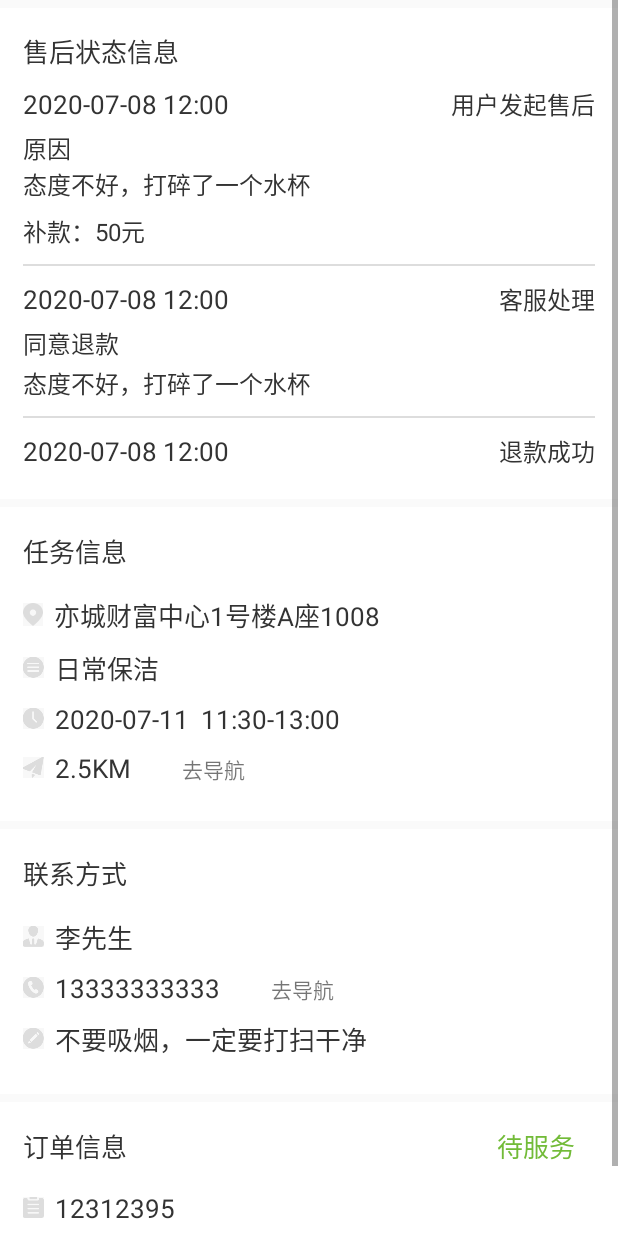
After one commit to Liyl520hub/dream, an Android app: the layout activity_task_details.xml on its own in the app's theme, with its tools: preview values and no code run, on a phone screen of 412 x 824 dp. The commit adds this screen. Run offline under Robolectric (Android 15) with nearby library versions, the phone set to English and light mode, and no system bars.

Commit message:
任务详情小模块ui完成

```diff
--- a/app/src/main/AndroidManifest.xml
+++ b/app/src/main/AndroidManifest.xml
@@ -40,6 +40,7 @@
         <activity android:name=".ui.login.activity.ResetPasswordActivity" />
         <activity android:name=".ui.login.activity.MobileVerificationActivity" />
         <activity android:name=".utils.H5Activity" />
+        <activity android:name=".ui.main.activity.TaskDetailsActivity" />
     </application>
 
 </manifest>
--- /dev/null
+++ b/app/src/main/java/com/dream/cleaner/ui/main/activity/TaskDetailsActivity.java
@@ -0,0 +1,45 @@
+package com.dream.cleaner.ui.main.activity;
+
+import android.os.Bundle;
+
+import androidx.annotation.Nullable;
+
+import com.dream.cleaner.R;
+import com.dream.common.base.BaseActivity;
+import com.dream.common.callback.MyToolbar;
+import com.dream.common.widget.ToolbarBackTitle;
+
+/**
+ * author : liyl
+ * date   : 2020/8/20
+ * desc   : 任务详情
+ * type
+ * 0 新任务---》 任务信息 联系方式 订单信息  底部按钮为接单
+ * 1 待服务---》 任务信息 联系方式（增加拨打电话） 订单信息（增加待服务状态） 底部按钮为出发
+ * 2 上门中---》 任务信息 联系方式（增加拨打电话） 订单信息（增加上门中状态） 底部按钮为确认到达--》点击到达后变为扫前准备--》点击跳转
+ * 3 服务中---》 任务信息 联系方式（增加拨打电话） 订单信息（增加服务中状态） 底部按钮为完成服务--》点击后跳转
+ * 4 售后单---》 售后状态信息 任务信息 联系方式（增加拨打电话） 订单信息（增加售后中状态）补退款 扫前准备 扫后记录 没有底部按钮
+ *
+ * @author liyl
+ */
+public class TaskDetailsActivity extends BaseActivity {
+    @Override
+    protected int getLayoutId() {
+        return R.layout.activity_task_details;
+    }
+
+    @Override
+    public void initPresenter() {
+
+    }
+
+    @Override
+    protected MyToolbar getMyToolbar() {
+        return new ToolbarBackTitle(this, "任务详情");
+    }
+
+    @Override
+    protected void initView(@Nullable Bundle savedInstanceState) {
+
+    }
+}
--- a/app/src/main/java/com/dream/cleaner/ui/main/fragment/WorkOrderTabFragment.java
+++ b/app/src/main/java/com/dream/cleaner/ui/main/fragment/WorkOrderTabFragment.java
@@ -16,8 +16,10 @@ import com.chad.library.adapter.base.listener.OnItemClickListener;
 import com.dream.cleaner.R;
 import com.dream.cleaner.beans.workorder.PopWorkOrderBean;
 import com.dream.cleaner.beans.workorder.WorkOrderTabBean;
+import com.dream.cleaner.ui.main.activity.TaskDetailsActivity;
 import com.dream.cleaner.ui.main.adapter.WorkOrderTabFragmentAdapter;
 import com.dream.cleaner.utils.ShapeUtils;
+import com.dream.cleaner.utils.UiUtil;
 import com.dream.cleaner.widget.pop.PopTip;
 import com.dream.cleaner.widget.pop.PopWorkOrder;
 import com.dream.common.base.BaseFragment;
@@ -77,16 +79,27 @@ public class WorkOrderTabFragment extends BaseFragment {
             @Override
             public void onItemClick(@NonNull BaseQuickAdapter<?, ?> adapter, @NonNull View view, int position) {
                 popTip = new PopTip.Builder()
-                        .setType(1)
+                        .setType(2)
                         .setMsg(
-                                "您还未达到用户指定地址" +
-                                "请您尽快到达，才能继续操作")
+                                "接单确认")
                         .setSubmitClickListener(new View.OnClickListener() {
                             @Override
                             public void onClick(View v) {
                                 popTip.dismiss();
                             }
-                        }).build(getActivity());
+                        }).setCancelClickListener(new View.OnClickListener() {
+                            @Override
+                            public void onClick(View v) {
+                                popTip.dismiss();
+                            }
+                        })
+                        .setYesClickListener(new View.OnClickListener() {
+                            @Override
+                            public void onClick(View v) {
+                                UiUtil.openActivity(getActivity(), TaskDetailsActivity.class);
+                            }
+                        })
+                        .build(getActivity());
                 popTip.showPopupWindow();
 
             }
--- /dev/null
+++ b/app/src/main/res/layout/activity_task_details.xml
@@ -0,0 +1,21 @@
+<?xml version="1.0" encoding="utf-8"?>
+<ScrollView xmlns:android="http://schemas.android.com/apk/res/android"
+    android:layout_width="match_parent"
+    android:layout_height="match_parent"
+    android:orientation="vertical">
+
+    <LinearLayout
+        android:layout_width="match_parent"
+        android:layout_height="wrap_content"
+        android:orientation="vertical">
+
+        <include layout="@layout/include_after_sale_info" />
+
+        <include layout="@layout/include_task_info" />
+
+        <include layout="@layout/include_contact_information" />
+
+        <include layout="@layout/include_order_info" />
+    </LinearLayout>
+
+</ScrollView>
--- /dev/null
+++ b/app/src/main/res/layout/include_after_sale_info.xml
@@ -0,0 +1,173 @@
+<?xml version="1.0" encoding="utf-8"?>
+<androidx.constraintlayout.widget.ConstraintLayout xmlns:android="http://schemas.android.com/apk/res/android"
+    xmlns:app="http://schemas.android.com/apk/res-auto"
+    android:layout_width="match_parent"
+    android:layout_height="wrap_content"
+    android:layout_marginTop="5dp"
+    android:background="@color/white"
+    android:paddingBottom="20dp">
+    <!--售后状态信息-->
+
+
+    <TextView
+        android:id="@+id/tv_after_sate_title"
+        android:layout_width="match_parent"
+        android:layout_height="wrap_content"
+        android:paddingLeft="15dp"
+        android:paddingTop="15dp"
+        android:text="售后状态信息"
+        android:textColor="@color/color_333333"
+        android:textSize="17sp"
+        app:layout_constraintTop_toTopOf="parent" />
+
+    <TextView
+        android:id="@+id/tv_after_sate_time"
+        android:layout_width="wrap_content"
+        android:layout_height="wrap_content"
+        android:paddingLeft="15dp"
+        android:paddingTop="10dp"
+        android:text="2020-07-08 12:00"
+        android:textColor="@color/color_333333"
+        android:textSize="17sp"
+        app:layout_constraintLeft_toLeftOf="parent"
+        app:layout_constraintTop_toBottomOf="@+id/tv_after_sate_title" />
+
+    <TextView
+        android:layout_width="wrap_content"
+        android:layout_height="wrap_content"
+        android:paddingRight="15dp"
+        android:text="用户发起售后"
+        android:textColor="@color/color_333333"
+        android:textSize="16sp"
+        app:layout_constraintBaseline_toBaselineOf="@+id/tv_after_sate_time"
+        app:layout_constraintRight_toRightOf="parent" />
+
+    <TextView
+        android:id="@+id/tv_after_sate_reason_title"
+        android:layout_width="wrap_content"
+        android:layout_height="wrap_content"
+        android:paddingLeft="15dp"
+        android:paddingTop="5dp"
+        android:text="原因"
+        android:textColor="@color/color_333333"
+        android:textSize="16sp"
+        app:layout_constraintLeft_toLeftOf="parent"
+        app:layout_constraintTop_toBottomOf="@+id/tv_after_sate_time" />
+
+    <TextView
+        android:id="@+id/tv_after_sate_reason"
+        android:layout_width="match_parent"
+        android:layout_height="wrap_content"
+        android:paddingLeft="15dp"
+        android:paddingRight="15dp"
+        android:text="态度不好，打碎了一个水杯"
+        android:textColor="@color/color_333333"
+        android:textSize="16sp"
+        app:layout_constraintLeft_toLeftOf="parent"
+        app:layout_constraintTop_toBottomOf="@+id/tv_after_sate_reason_title" />
+
+    <TextView
+        android:id="@+id/tv_after_sate_supplement"
+        android:layout_width="match_parent"
+        android:layout_height="wrap_content"
+        android:paddingLeft="15dp"
+        android:paddingTop="7.5dp"
+        android:paddingRight="15dp"
+        android:text="补款：50元"
+        android:textColor="@color/color_333333"
+        android:textSize="16sp"
+        app:layout_constraintLeft_toLeftOf="parent"
+        app:layout_constraintTop_toBottomOf="@+id/tv_after_sate_reason" />
+
+    <TextView
+        android:id="@+id/tv_after_sate_line"
+        android:layout_width="match_parent"
+        android:layout_height="1dp"
+        android:layout_marginLeft="15dp"
+        android:layout_marginTop="10dp"
+        android:layout_marginRight="15dp"
+        android:background="@color/color_dddddd"
+        app:layout_constraintTop_toBottomOf="@+id/tv_after_sate_supplement" />
+
+
+    <TextView
+        android:id="@+id/tv_after_sate_time_2"
+        android:layout_width="wrap_content"
+        android:layout_height="wrap_content"
+        android:paddingLeft="15dp"
+        android:paddingTop="10dp"
+        android:text="2020-07-08 12:00"
+        android:textColor="@color/color_333333"
+        android:textSize="17sp"
+        app:layout_constraintLeft_toLeftOf="parent"
+        app:layout_constraintTop_toBottomOf="@+id/tv_after_sate_line" />
+
+    <TextView
+        android:layout_width="wrap_content"
+        android:layout_height="wrap_content"
+        android:paddingRight="15dp"
+        android:text="客服处理"
+        android:textColor="@color/color_333333"
+        android:textSize="16sp"
+        app:layout_constraintBaseline_toBaselineOf="@+id/tv_after_sate_time_2"
+        app:layout_constraintRight_toRightOf="parent" />
+
+    <TextView
+        android:id="@+id/tv_after_sate_agree"
+        android:layout_width="wrap_content"
+        android:layout_height="wrap_content"
+        android:paddingLeft="15dp"
+        android:paddingTop="5dp"
+        android:text="同意退款"
+        android:textColor="@color/color_333333"
+        android:textSize="16sp"
+        app:layout_constraintLeft_toLeftOf="parent"
+        app:layout_constraintTop_toBottomOf="@+id/tv_after_sate_time_2" />
+
+    <TextView
+        android:id="@+id/tv_after_sate_explain"
+        android:layout_width="match_parent"
+        android:layout_height="wrap_content"
+        android:layout_marginTop="2.5dp"
+        android:paddingLeft="15dp"
+        android:paddingRight="15dp"
+        android:text="态度不好，打碎了一个水杯"
+        android:textColor="@color/color_333333"
+        android:textSize="16sp"
+        app:layout_constraintLeft_toLeftOf="parent"
+        app:layout_constraintTop_toBottomOf="@+id/tv_after_sate_agree" />
+
+    <TextView
+        android:id="@+id/tv_after_sate_line_2"
+        android:layout_width="match_parent"
+        android:layout_height="1dp"
+        android:layout_marginLeft="15dp"
+        android:layout_marginTop="10dp"
+        android:layout_marginRight="15dp"
+        android:background="@color/color_dddddd"
+        app:layout_constraintTop_toBottomOf="@+id/tv_after_sate_explain" />
+
+
+    <TextView
+        android:id="@+id/tv_after_sate_time_3"
+        android:layout_width="wrap_content"
+        android:layout_height="wrap_content"
+        android:paddingLeft="15dp"
+        android:paddingTop="10dp"
+        android:text="2020-07-08 12:00"
+        android:textColor="@color/color_333333"
+        android:textSize="17sp"
+        app:layout_constraintLeft_toLeftOf="parent"
+        app:layout_constraintTop_toBottomOf="@+id/tv_after_sate_line_2" />
+
+    <TextView
+        android:layout_width="wrap_content"
+        android:layout_height="wrap_content"
+        android:paddingRight="15dp"
+        android:text="退款成功"
+        android:textColor="@color/color_333333"
+        android:textSize="16sp"
+        app:layout_constraintBaseline_toBaselineOf="@+id/tv_after_sate_time_3"
+        app:layout_constraintRight_toRightOf="parent" />
+
+</androidx.constraintlayout.widget.ConstraintLayout>
--- /dev/null
+++ b/app/src/main/res/layout/include_contact_information.xml
@@ -0,0 +1,83 @@
+<?xml version="1.0" encoding="utf-8"?>
+<androidx.constraintlayout.widget.ConstraintLayout xmlns:android="http://schemas.android.com/apk/res/android"
+    xmlns:app="http://schemas.android.com/apk/res-auto"
+    android:layout_width="match_parent"
+    android:layout_height="wrap_content"
+    android:background="@color/white"
+    android:layout_marginTop="5dp"
+    android:paddingBottom="20dp">
+    <!--联系方式-->
+
+    <TextView
+        android:id="@+id/tv_contact_information_title"
+        android:layout_width="match_parent"
+        android:layout_height="wrap_content"
+        android:paddingLeft="15dp"
+        android:paddingTop="16dp"
+        android:text="联系方式"
+        android:textColor="@color/color_333333"
+        android:textSize="17sp"
+        app:layout_constraintTop_toTopOf="parent" />
+
+    <TextView
+        android:id="@+id/tv_contact_information_name"
+        android:layout_width="match_parent"
+        android:layout_height="wrap_content"
+        android:drawableLeft="@mipmap/icon_lxfs_head"
+        android:drawablePadding="7dp"
+        android:paddingLeft="15dp"
+        android:paddingTop="16dp"
+        android:paddingRight="15dp"
+        android:paddingBottom="3dp"
+        android:text="李先生"
+        android:textColor="@color/color_333333"
+        android:textSize="17sp"
+        app:layout_constraintTop_toBottomOf="@+id/tv_contact_information_title" />
+
+    <TextView
+        android:id="@+id/tv_contact_information_mobile"
+        android:layout_width="wrap_content"
+        android:layout_height="wrap_content"
+        android:drawableLeft="@mipmap/icon_lxfs_mobile"
+        android:drawablePadding="7dp"
+        android:paddingLeft="15dp"
+        android:paddingTop="5.5dp"
+        android:paddingRight="15dp"
+        android:paddingBottom="3dp"
+        android:text="13333333333"
+        android:textColor="@color/color_333333"
+        android:textSize="17sp"
+        app:layout_constraintLeft_toLeftOf="parent"
+        app:layout_constraintTop_toBottomOf="@+id/tv_contact_information_name" />
+
+
+    <TextView
+        android:id="@+id/tv_contact_information_call_mobile"
+        android:layout_width="wrap_content"
+        android:layout_height="wrap_content"
+        android:layout_marginLeft="5.5dp"
+        android:paddingLeft="13.5dp"
+        android:paddingTop="2.5dp"
+        android:paddingRight="13.5dp"
+        android:paddingBottom="2.5dp"
+        android:text="去导航"
+        app:layout_constraintBaseline_toBaselineOf="@+id/tv_contact_information_mobile"
+        app:layout_constraintLeft_toRightOf="@+id/tv_contact_information_mobile" />
+
+    <TextView
+        android:id="@+id/tv_contact_information_bei_zhu"
+        android:layout_width="match_parent"
+        android:layout_height="wrap_content"
+        android:drawableLeft="@mipmap/icon_lxfs_bei_zhu"
+        android:drawablePadding="7dp"
+        android:paddingLeft="15dp"
+        android:paddingTop="5.5dp"
+        android:paddingRight="15dp"
+        android:paddingBottom="3dp"
+        android:text="不要吸烟，一定要打扫干净"
+        android:textColor="@color/color_333333"
+        android:textSize="17sp"
+        app:layout_constraintTop_toBottomOf="@+id/tv_contact_information_mobile" />
+
+
+</androidx.constraintlayout.widget.ConstraintLayout>
--- /dev/null
+++ b/app/src/main/res/layout/include_order_info.xml
@@ -0,0 +1,72 @@
+<?xml version="1.0" encoding="utf-8"?>
+<androidx.constraintlayout.widget.ConstraintLayout xmlns:android="http://schemas.android.com/apk/res/android"
+    xmlns:app="http://schemas.android.com/apk/res-auto"
+    android:layout_marginTop="5dp"
+    android:paddingBottom="20dp"
+    android:background="@color/white"
+    android:layout_width="match_parent"
+    android:layout_height="wrap_content">
+    <!--订单信息-->
+
+    <TextView
+        android:id="@+id/tv_order_info_title"
+        android:layout_width="wrap_content"
+        android:layout_height="wrap_content"
+        android:paddingLeft="15dp"
+        android:paddingTop="16dp"
+        android:text="订单信息"
+        android:textColor="@color/color_333333"
+        android:textSize="17sp"
+        app:layout_constraintLeft_toLeftOf="parent"
+        app:layout_constraintTop_toTopOf="parent" />
+
+    <TextView
+        android:id="@+id/tv_order_info_call_mobile"
+        android:layout_width="wrap_content"
+        android:layout_height="wrap_content"
+        android:layout_marginLeft="5.5dp"
+        android:layout_marginRight="15dp"
+        android:paddingLeft="13.5dp"
+        android:paddingTop="2.5dp"
+        android:paddingRight="13.5dp"
+        android:paddingBottom="2.5dp"
+        android:text="待服务"
+        android:textColor="@color/color_72BB38"
+        android:textSize="17sp"
+        app:layout_constraintBaseline_toBaselineOf="@+id/tv_order_info_title"
+        app:layout_constraintRight_toRightOf="parent" />
+
+
+    <TextView
+        android:id="@+id/tv_order_info_name"
+        android:layout_width="match_parent"
+        android:layout_height="wrap_content"
+        android:drawableLeft="@mipmap/icon_order_code"
+        android:drawablePadding="7dp"
+        android:paddingLeft="15dp"
+        android:paddingTop="16dp"
+        android:paddingRight="15dp"
+        android:paddingBottom="3dp"
+        android:text="12312395"
+        android:textColor="@color/color_333333"
+        android:textSize="17sp"
+        app:layout_constraintTop_toBottomOf="@+id/tv_order_info_title" />
+
+
+    <TextView
+        android:id="@+id/tv_order_info_price"
+        android:layout_width="match_parent"
+        android:layout_height="wrap_content"
+        android:drawableLeft="@mipmap/icon_order_price"
+        android:drawablePadding="7dp"
+        android:paddingLeft="15dp"
+        android:paddingTop="5.5dp"
+        android:paddingRight="15dp"
+        android:paddingBottom="3dp"
+        android:text="200"
+        android:textColor="@color/color_333333"
+        android:textSize="17sp"
+        app:layout_constraintTop_toBottomOf="@+id/tv_order_info_name" />
+
+
+</androidx.constraintlayout.widget.ConstraintLayout>
--- /dev/null
+++ b/app/src/main/res/layout/include_prepare.xml
@@ -0,0 +1,9 @@
+<?xml version="1.0" encoding="utf-8"?>
+<androidx.constraintlayout.widget.ConstraintLayout xmlns:android="http://schemas.android.com/apk/res/android"
+    android:layout_marginTop="5dp"
+    android:paddingBottom="20dp"
+    android:background="@color/white"
+    android:layout_width="match_parent"
+    android:layout_height="match_parent">
+    <!--扫前准备&扫后记录-->
+</androidx.constraintlayout.widget.ConstraintLayout>
--- /dev/null
+++ b/app/src/main/res/layout/include_supplementary_refund.xml
@@ -0,0 +1,9 @@
+<?xml version="1.0" encoding="utf-8"?>
+<androidx.constraintlayout.widget.ConstraintLayout xmlns:android="http://schemas.android.com/apk/res/android"
+    android:layout_marginTop="5dp"
+    android:paddingBottom="20dp"
+    android:background="@color/white"
+    android:layout_width="match_parent"
+    android:layout_height="match_parent">
+    <!--补退款-->
+</androidx.constraintlayout.widget.ConstraintLayout>
--- /dev/null
+++ b/app/src/main/res/layout/include_task_info.xml
@@ -0,0 +1,95 @@
+<?xml version="1.0" encoding="utf-8"?>
+<androidx.constraintlayout.widget.ConstraintLayout xmlns:android="http://schemas.android.com/apk/res/android"
+    xmlns:app="http://schemas.android.com/apk/res-auto"
+    android:layout_width="match_parent"
+    android:layout_height="wrap_content"
+    android:background="@color/white"
+    android:layout_marginTop="5dp"
+    android:paddingBottom="20dp">
+    <!--任务信息-->
+    <TextView
+        android:id="@+id/tv_task_info_title"
+        android:layout_width="match_parent"
+        android:layout_height="wrap_content"
+        android:paddingLeft="15dp"
+        android:paddingTop="16dp"
+        android:text="任务信息"
+        android:textColor="@color/color_333333"
+        android:textSize="17sp"
+        app:layout_constraintTop_toTopOf="parent" />
+
+    <TextView
+        android:id="@+id/tv_address"
+        android:layout_width="match_parent"
+        android:layout_height="wrap_content"
+        android:drawableLeft="@mipmap/icon_address"
+        android:drawablePadding="7dp"
+        android:paddingLeft="15dp"
+        android:paddingTop="16dp"
+        android:paddingRight="15dp"
+        android:paddingBottom="3dp"
+        android:text="亦城财富中心1号楼A座1008"
+        android:textColor="@color/color_333333"
+        android:textSize="17sp"
+        app:layout_constraintTop_toBottomOf="@+id/tv_task_info_title" />
+
+    <TextView
+        android:id="@+id/tv_bei_zhu"
+        android:layout_width="match_parent"
+        android:layout_height="wrap_content"
+        android:drawableLeft="@mipmap/icon_beizhu"
+        android:drawablePadding="7dp"
+        android:paddingLeft="15dp"
+        android:paddingTop="5.5dp"
+        android:paddingRight="15dp"
+        android:paddingBottom="3dp"
+        android:text="日常保洁"
+        android:textColor="@color/color_333333"
+        android:textSize="17sp"
+        app:layout_constraintTop_toBottomOf="@+id/tv_address" />
+
+    <TextView
+        android:id="@+id/tv_time"
+        android:layout_width="match_parent"
+        android:layout_height="wrap_content"
+        android:drawableLeft="@mipmap/icon_time"
+        android:drawablePadding="7dp"
+        android:paddingLeft="15dp"
+        android:paddingTop="5.5dp"
+        android:paddingRight="15dp"
+        android:paddingBottom="3dp"
+        android:text="2020-07-11  11:30-13:00"
+        android:textColor="@color/color_333333"
+        android:textSize="17sp"
+        app:layout_constraintTop_toBottomOf="@+id/tv_bei_zhu" />
+
+    <TextView
+        android:id="@+id/tv_ju_li"
+        android:layout_width="wrap_content"
+        android:layout_height="wrap_content"
+        android:drawableLeft="@mipmap/icon_juli"
+        android:drawablePadding="7dp"
+        android:paddingLeft="15dp"
+        android:paddingTop="5.5dp"
+        android:paddingRight="15dp"
+        android:paddingBottom="3dp"
+        android:text="2.5KM"
+        android:textColor="@color/color_333333"
+        android:textSize="17sp"
+        app:layout_constraintLeft_toLeftOf="parent"
+        app:layout_constraintTop_toBottomOf="@+id/tv_time" />
+
+    <TextView
+        android:id="@+id/tv_go_navigation"
+        android:layout_width="wrap_content"
+        android:layout_height="wrap_content"
+        android:layout_marginLeft="5.5dp"
+        android:paddingLeft="13.5dp"
+        android:paddingTop="2.5dp"
+        android:paddingRight="13.5dp"
+        android:paddingBottom="2.5dp"
+        android:text="去导航"
+        app:layout_constraintBaseline_toBaselineOf="@+id/tv_ju_li"
+        app:layout_constraintLeft_toRightOf="@+id/tv_ju_li" />
+
+</androidx.constraintlayout.widget.ConstraintLayout>
```
Also changed, not shown: app/src/main/res/mipmap-xxhdpi/icon_lxfs_bei_zhu.png (added), app/src/main/res/mipmap-xxhdpi/icon_lxfs_head.png (added), app/src/main/res/mipmap-xxhdpi/icon_lxfs_mobile.png (added), app/src/main/res/mipmap-xxhdpi/icon_order_code.png (added), app/src/main/res/mipmap-xxhdpi/icon_order_price.png (added), app/src/main/res/mipmap-xxxhdpi/icon_lxfs_bei_zhu.png (added), app/src/main/res/mipmap-xxxhdpi/icon_lxfs_head.png (added), app/src/main/res/mipmap-xxxhdpi/icon_lxfs_mobile.png (added), app/src/main/res/mipmap-xxxhdpi/icon_order_code.png (added), app/src/main/res/mipmap-xxxhdpi/icon_order_price.png (added).
